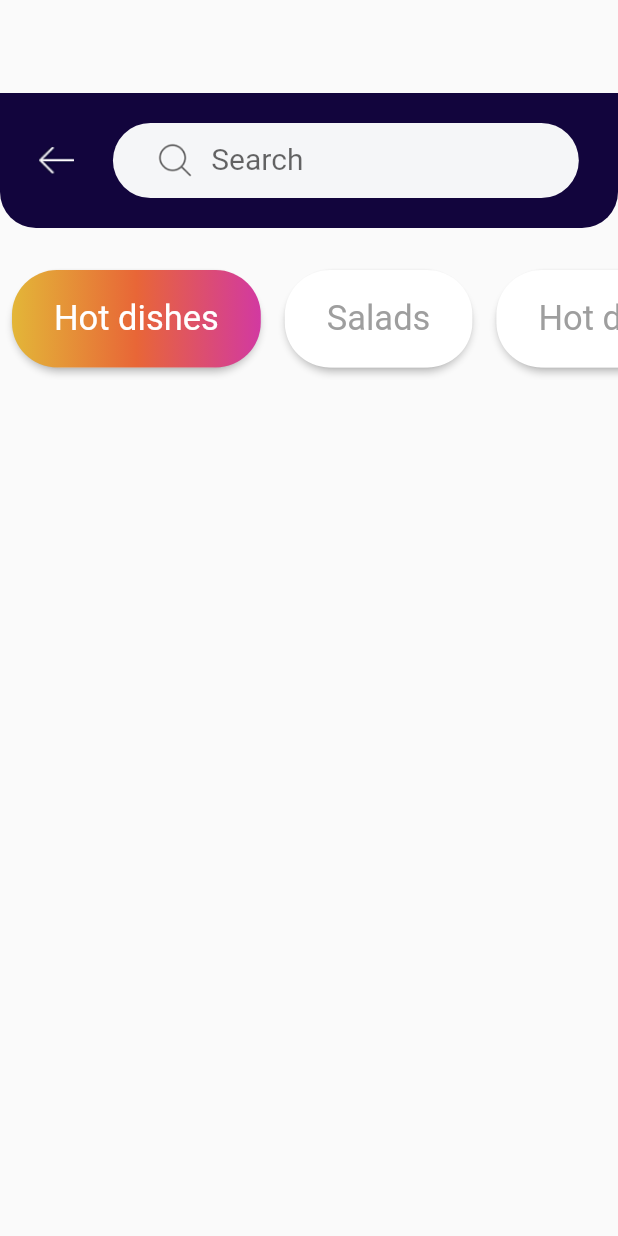
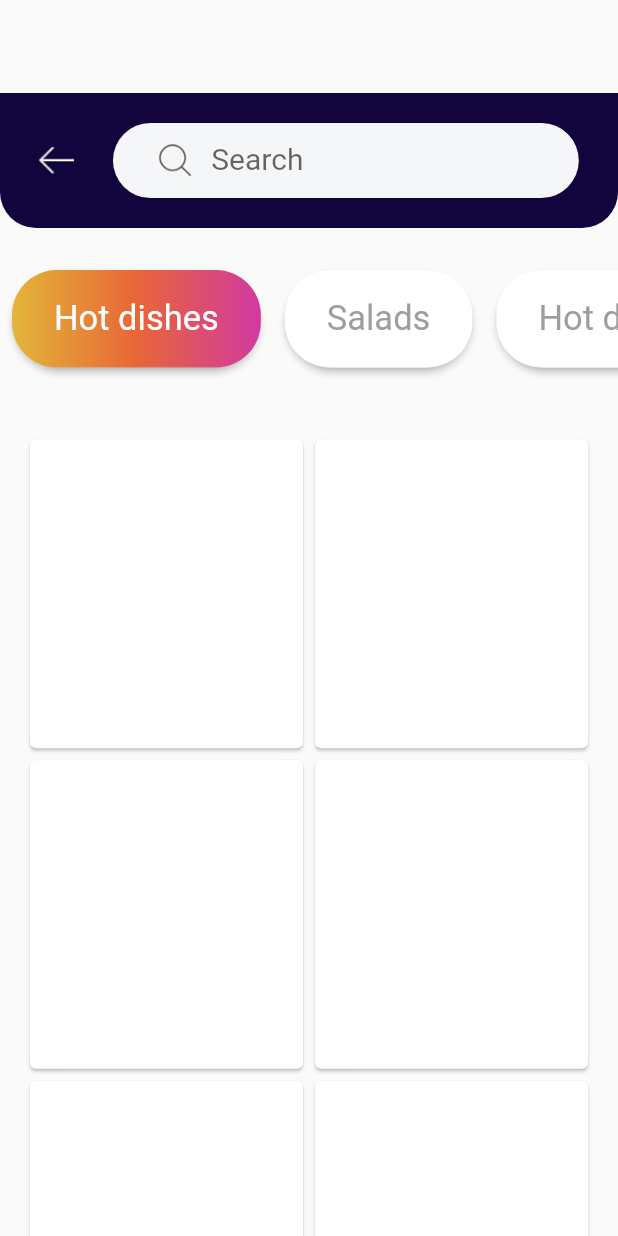
Before and after one commit to ucmonks/Events_access, a Flutter app: the screen it shows after launch, on a phone screen of 412 x 824 dp. Run offline on Flutter 3.47's test engine with Material 2 defaults, Android fonts, the phone set to English and light mode, and no system bars.

Commit message:
cardViewAdded

```diff
--- a/lib/main.dart
+++ b/lib/main.dart
@@ -17,13 +17,37 @@ class MyApp extends StatelessWidget {
               SizedBox(
                 height: 62,
               ),
-              Container(
+              appBarContnt(),
+              SizedBox(
+                height: 20,
+              ),
+              scrollRow(),
+              SizedBox(
+                height: 20,
+              ),
+              Flexible(
+                child: GridView.count(
+                  crossAxisCount: 2,
+                  padding: EdgeInsets.all(16.0),
+                  childAspectRatio: 8.0 / 9.0,
+                  // TODO: Build a grid of cards (102)
+                  children: <Widget>[Card(),Card(),Card(),Card(),Card(),Card()],
+                ),
+              )
+            ],
+          ),
+        ),
+      ),
+    );
+  }
+
+  Container appBarContnt() {
+    return Container(
       child: Row(
         mainAxisAlignment: MainAxisAlignment.spaceEvenly,
         children: [
           Container(
-                        height: 18,
-                        child: Image.asset("assets/images/backico.png")),
+              height: 18, child: Image.asset("assets/images/backico.png")),
           Container(
             child: Row(
               children: [
@@ -53,8 +77,7 @@ class MyApp extends StatelessWidget {
               ],
             ),
             decoration: BoxDecoration(
-                          color: BackgrndCol,
-                          borderRadius: BorderRadius.circular(35)),
+                color: BackgrndCol, borderRadius: BorderRadius.circular(35)),
           )
         ],
       ),
@@ -66,11 +89,11 @@ class MyApp extends StatelessWidget {
           bottomRight: Radius.circular(24),
         ),
       ),
-              ),
-              SizedBox(
-                height: 20,
-              ),
-              SingleChildScrollView(
+    );
+  }
+
+  SingleChildScrollView scrollRow() {
+    return SingleChildScrollView(
       scrollDirection: Axis.horizontal,
       physics: BouncingScrollPhysics(),
       child: Row(
@@ -81,11 +104,6 @@ class MyApp extends StatelessWidget {
           buildRaisedButtonTop("Hot drink"),
           buildRaisedButtonTop("Cold drink"),
         ],
-                ),
-              )
-            ],
-          ),
-        ),
       ),
     );
   }
@@ -115,7 +133,7 @@ class MyApp extends StatelessWidget {
           ),
           child: Text(
             txt,
-            style: TextStyle(fontSize: 23,fontWeight: FontWeight.w400),
+            style: TextStyle(fontSize: 23, fontWeight: FontWeight.w400),
           ),
           padding: EdgeInsets.symmetric(horizontal: 28, vertical: 19.0),
         ),
```
Lines whose indentation alone changed are shown as unchanged.
